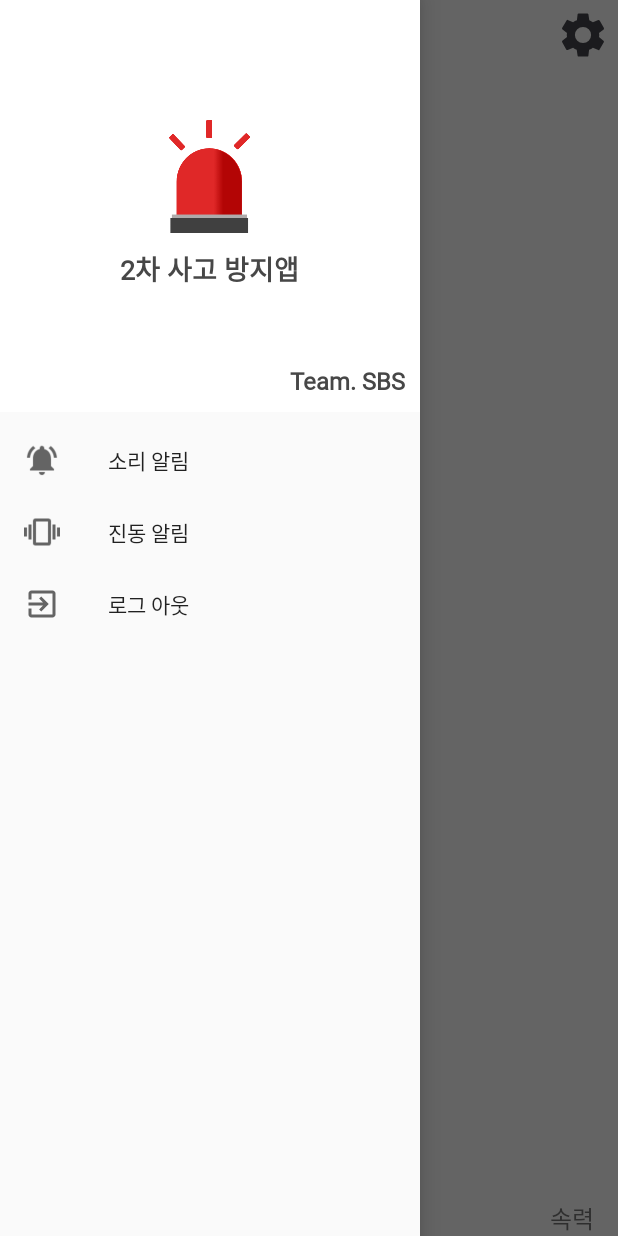
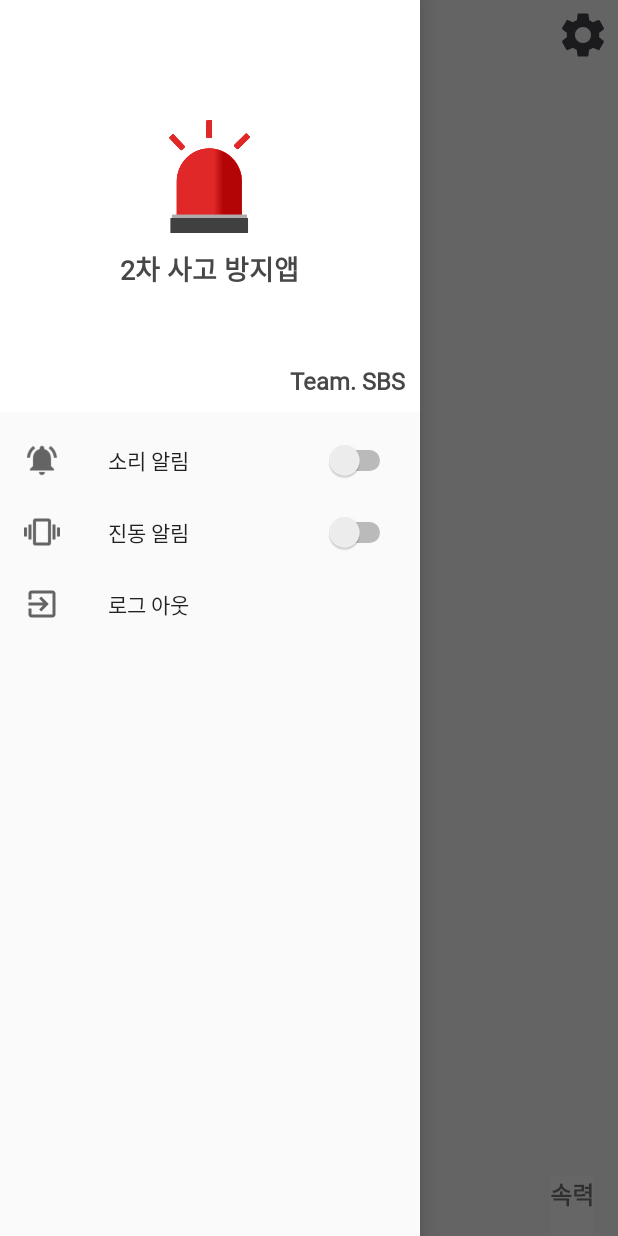
Before and after one commit to 2020-SBS/SagoBangjiSystem, an Android app: the MainActivity screen opened directly, with no data from a screen before it, with the side drawer open, on a phone screen of 412 x 824 dp. Run offline under Robolectric (Android 15) with nearby library versions, the phone set to English and light mode, and no system bars; our stand-ins replace Firebase (no records; nobody signed in at launch, a user with empty details on screens opened directly); libraries missing offline, so code that uses them is left out: com.muddzdev.styleabletoast, net.daum.mf; plain views replace MapView; 7 statements that could not run were skipped.

Commit message:
네비게이션 드로어에 switch 버튼 삽입 완료 - switch버튼으로 소리 꺼지는 지 확인이 필요

```diff
--- a/app/src/main/java/com/example/samplesbs/activity/MainActivity.java
+++ b/app/src/main/java/com/example/samplesbs/activity/MainActivity.java
@@ -2,6 +2,7 @@ package com.example.samplesbs.activity;
 
 
 import androidx.annotation.NonNull;
+import androidx.appcompat.app.ActionBarDrawerToggle;
 import androidx.appcompat.app.AppCompatActivity;
 import androidx.core.app.ActivityCompat;
 import androidx.drawerlayout.widget.DrawerLayout;
@@ -26,7 +27,9 @@ import android.view.Gravity;
 import android.view.MenuItem;
 import android.view.View;
 import android.widget.Button;
+import android.widget.CompoundButton;
 import android.widget.ImageView;
+import android.widget.Switch;
 import android.widget.TextView;
 import android.widget.Toast;
 
@@ -38,6 +41,7 @@ import com.google.android.material.navigation.NavigationView;
 import com.google.firebase.auth.FirebaseAuth;
 
 import com.muddzdev.styleabletoast.StyleableToast;
+
 
 import net.daum.mf.map.api.MapPOIItem;
 import net.daum.mf.map.api.MapPoint;
@@ -87,9 +91,13 @@ public class MainActivity extends AppCompatActivity implements MapView.CurrentLo
     float distance;
     long time;
 
+    private int  CurrentVolume;
+
     //조민서
     private InsertLocationData insertLocationData;
     private long backKeyPressedTime;
+    private ActionBarDrawerToggle mToggle;
+    private int sound_check=0;
 
 
     @Override
@@ -155,7 +163,7 @@ public class MainActivity extends AppCompatActivity implements MapView.CurrentLo
             end = System.currentTimeMillis();
             time = (end - start) / 1000;
             start = end;
-            speedTextView.setText("속도:" + (distance / time) + "(m/s)");
+            speedTextView.setText("속도:" + (distance / time) * 3.6 + "(km/h)");
 
             prevLocation.setLatitude(latestLocation.getLatitude());
             prevLocation.setLongitude(latestLocation.getLongitude());
@@ -261,10 +269,22 @@ public class MainActivity extends AppCompatActivity implements MapView.CurrentLo
                     }
                 }, 0);
                 mapView.addPOIItem(customMarker);
-                //MediaPlayer mediaPlayer = MediaPlayer.create(context, R.raw.alert);
-                //audioManager.setStreamVolume(audioManager.STREAM_MUSIC,
-                //        (int)audioManager.getStreamMaxVolume(AudioManager.STREAM_MUSIC), AudioManager.FLAG_PLAY_SOUND);
-                //mediaPlayer.start();
+
+                if(sound_check==1 ) {// 소리알림이 켜져 있으면,
+                        MediaPlayer mediaPlayer = MediaPlayer.create(context, R.raw.alert);
+                        CurrentVolume = audioManager.getStreamVolume(AudioManager.STREAM_MUSIC);
+                        audioManager.setStreamVolume(audioManager.STREAM_MUSIC,
+                                (int) audioManager.getStreamMaxVolume(AudioManager.STREAM_MUSIC), AudioManager.FLAG_PLAY_SOUND);
+                        mediaPlayer.start();
+                        mHandler.postDelayed(new Runnable() {
+                            @Override
+                            public void run() {
+                            }
+                        }, 4000);
+
+                        audioManager.setStreamVolume(audioManager.STREAM_MUSIC,
+                                CurrentVolume, AudioManager.FLAG_PLAY_SOUND);
+                    }
                 break;
             }else{
                 Log.e("currentBearing", currentBearing+"");
@@ -306,6 +326,8 @@ public class MainActivity extends AppCompatActivity implements MapView.CurrentLo
         navigationView.setNavigationItemSelectedListener(itemSelectedListener);
         settingBtn.setOnClickListener(onClickListener);
         accidentBtn.setOnClickListener(onClickListener);
+
+
     }
 
 
@@ -319,33 +341,76 @@ public class MainActivity extends AppCompatActivity implements MapView.CurrentLo
     NavigationView.OnNavigationItemSelectedListener itemSelectedListener = new NavigationView.OnNavigationItemSelectedListener() {
         @Override
         public boolean onNavigationItemSelected(@NonNull MenuItem menuItem) {
-            menuItem.setChecked(true);
-            drawer.closeDrawer(Gravity.LEFT);
+            //menuItem.setChecked(true);
+            //
+            switchScreen(menuItem,menuItem.getItemId());
+            return true;
+        }
+    };
 
+    private void switchScreen(MenuItem menuItem, int id){
 
-            switch (menuItem.getItemId()){
+        switch (id){
             case R.id.sound_alert_item:
-                    Toast.makeText(getApplicationContext(),"sound",Toast.LENGTH_LONG).show();
+                menuItem = navigationView.getMenu().findItem(R.id.sound_alert_item);
+                final Switch sound_switch = (Switch) menuItem.getActionView().findViewById(R.id.drawer_sound);
+                sound_switch.setOnCheckedChangeListener(new CompoundButton.OnCheckedChangeListener() {
+                    @Override
+                    public void onCheckedChanged(CompoundButton buttonView, boolean isChecked) {
+                        if(isChecked) {
+                            Toast.makeText(getApplicationContext(), "sound on", Toast.LENGTH_SHORT).show();
+                            sound_check =1;
+
+                        }
+                        else {
+                            Toast.makeText(getApplicationContext(), "sound off", Toast.LENGTH_SHORT).show();
+                            sound_check=0;
+                        }
+                    }
+                });
+
                 break;
             case R.id.vibration_alert_item:
-                    Toast.makeText(getApplicationContext(),"vibration",Toast.LENGTH_LONG).show();
+                menuItem = navigationView.getMenu().findItem(R.id.vibration_alert_item);
+                Switch vibrate_switch = (Switch) menuItem.getActionView().findViewById(R.id.drawer_vi);
+                vibrate_switch.setOnCheckedChangeListener(new CompoundButton.OnCheckedChangeListener() {
+                    @Override
+                    public void onCheckedChanged(CompoundButton buttonView, boolean isChecked) {
+                        if(isChecked) {
+                            Toast.makeText(getApplicationContext(), "vibration on", Toast.LENGTH_SHORT).show();
+
+                        }
+                        else {
+                            Toast.makeText(getApplicationContext(), "vibration off", Toast.LENGTH_SHORT).show();
+                        }
+                    }
+                });
                 break;
+
             case R.id.logout_item:
-                    //로그 아웃되면 위도를 0.0으로 갱신하고 로그 아웃
-
+                //로그 아웃되면 위도를 0.0으로 갱신하고 로그 아
+                FirebaseAuth.getInstance().signOut();
+                // 로그아웃 한 경우도 앱종료했던것처럼 하면 문제가 생기려나...? 일단 보류- 0518 조민서 이따 팀원들이랑 얘기 나눠보자.
+                startActivity(LoginActivity.class);
                 latestLocation.setLatitude(0.0);
                 latestLocation.setLongitude(0.0);
                 queue.add(new LocationData(0.0,0.0));
                 insertLocationData.execute("http://" + EXTERNAL_IP_ADDRESS + "/insert.php", String.valueOf(latestLocation.getLatitude()), String.valueOf(latestLocation.getLongitude()), token);
-                    FirebaseAuth.getInstance().signOut();
-                    // 로그아웃 한 경우도 앱종료했던것처럼 하면 문제가 생기려나...? 일단 보류- 0518 조민서 이따 팀원들이랑 얘기 나눠보자.
-                    startActivity(LoginActivity.class);
+
+
                 break;
         }
-
+    }
+    @Override
+    public boolean onOptionsItemSelected(MenuItem item) {
+        navigationView.setCheckedItem(R.id.sound_alert_item);
+        navigationView.getMenu().performIdentifierAction(R.id.sound_alert_item, 0);
+        if (mToggle.onOptionsItemSelected(item)) {
             return true;
+        } else {
+            return super.onOptionsItemSelected(item);
         }
-    };
+    }
 
     public void setLocationServiceStatus(String text) {
         locationServiceStatus.setText(text);
@@ -531,8 +596,8 @@ public class MainActivity extends AppCompatActivity implements MapView.CurrentLo
             insertLocationData.execute("http://" + EXTERNAL_IP_ADDRESS + "/logout.php", String.valueOf(0.0), String.valueOf(0.0), token);
             Log.d("token:", token);
         }
-        //finish();
-        //System.exit(0);
+        finish();
+        System.exit(0);
         //android.os.Process.killProcess(android.os.Process.myPid());
     }
 
--- a/app/src/main/res/layout/activity_main.xml
+++ b/app/src/main/res/layout/activity_main.xml
@@ -45,16 +45,22 @@
                 android:layout_height="36dp" />
         </FrameLayout>
 
+
         <TextView
-            android:layout_gravity="bottom|right"
             android:id="@+id/speedTextView"
             android:layout_width="wrap_content"
-            android:layout_height="wrap_content"
+            android:layout_height="40dp"
+            android:layout_gravity="bottom|right"
             android:layout_marginRight="16dp"
+            android:layout_toTopOf="%@id/temp"
+            android:background="@color/white"
+            android:fontFamily="@font/basic_font"
             android:text="속력"
             android:textSize="16dp"
-            android:fontFamily="@font/basic_font"
-            />
+            android:textStyle="bold" />
+
+
+
         <TextView
             android:layout_gravity="top|center"
             android:id="@+id/bearingTextView"
--- /dev/null
+++ b/app/src/main/res/layout/layout_switch.xml
@@ -0,0 +1,15 @@
+<?xml version="1.0" encoding="utf-8"?>
+<LinearLayout
+    xmlns:android="http://schemas.android.com/apk/res/android"
+    android:orientation="horizontal"
+    android:layout_width="match_parent"
+    android:layout_height="match_parent">
+    <Switch
+        android:id="@+id/drawer_sound"
+        android:layout_width="fill_parent"
+        android:layout_height ="match_parent"
+        android:theme="@style/SwitchTheme"
+        android:text=""/>
+
+
+</LinearLayout>
--- /dev/null
+++ b/app/src/main/res/layout/layout_switch_2.xml
@@ -0,0 +1,15 @@
+<?xml version="1.0" encoding="utf-8"?>
+<LinearLayout
+    xmlns:android="http://schemas.android.com/apk/res/android"
+    android:orientation="horizontal"
+    android:layout_width="match_parent"
+    android:layout_height="match_parent">
+    <Switch
+        android:id="@+id/drawer_vi"
+        android:layout_width="fill_parent"
+        android:layout_height ="match_parent"
+        android:theme="@style/SwitchTheme"
+        android:text=""/>
+
+
+</LinearLayout>
--- a/app/src/main/res/menu/main_navigation_menu.xml
+++ b/app/src/main/res/menu/main_navigation_menu.xml
@@ -1,14 +1,17 @@
 <?xml version="1.0" encoding="utf-8"?>
-<menu xmlns:android="http://schemas.android.com/apk/res/android">
+<menu xmlns:android="http://schemas.android.com/apk/res/android"
+    xmlns:app="http://schemas.android.com/apk/res-auto">
     <group android:checkableBehavior="single">
         <item
             android:id ="@+id/sound_alert_item"
             android:icon="@drawable/ic_notifications"
+            app:actionLayout="@layout/layout_switch"
             android:title="소리 알림"
             />
         <item
             android:id ="@+id/vibration_alert_item"
             android:icon="@drawable/ic_vibration"
+            app:actionLayout="@layout/layout_switch_2"
             android:title="진동 알림"
             />
         <item
--- a/app/src/main/res/values/strings.xml
+++ b/app/src/main/res/values/strings.xml
@@ -1,6 +1,6 @@
 <resources>
     <string name="app_name">SampleSBS</string>
-    <string name="kakao_app_key">9a2eb61c674944933b83485ccf216157</string>
+    <string name="kakao_app_key">1cfb4219124352ee507bc671b11a0b06</string>
     <string name="permission_failed">권한을 승인해야 앱을 사용할 수 있습니다.</string>
     <string name="login_failed">로그인에 실패했습니다.</string>
     <string name="auth_failed">인증에 실패했습니다.</string>
--- a/app/src/main/res/values/styles.xml
+++ b/app/src/main/res/values/styles.xml
@@ -25,4 +25,8 @@
         <item name="stRadius">3dp</item>
     </style>
 
+    <style name="SwitchTheme" parent="Theme.AppCompat.Light">
+        <item name="android:colorControlActivated">#148E13</item>
+    </style>
+
 </resources>
```
Also changed, not shown: 309 other files. Lines whose indentation alone changed are shown as unchanged.
